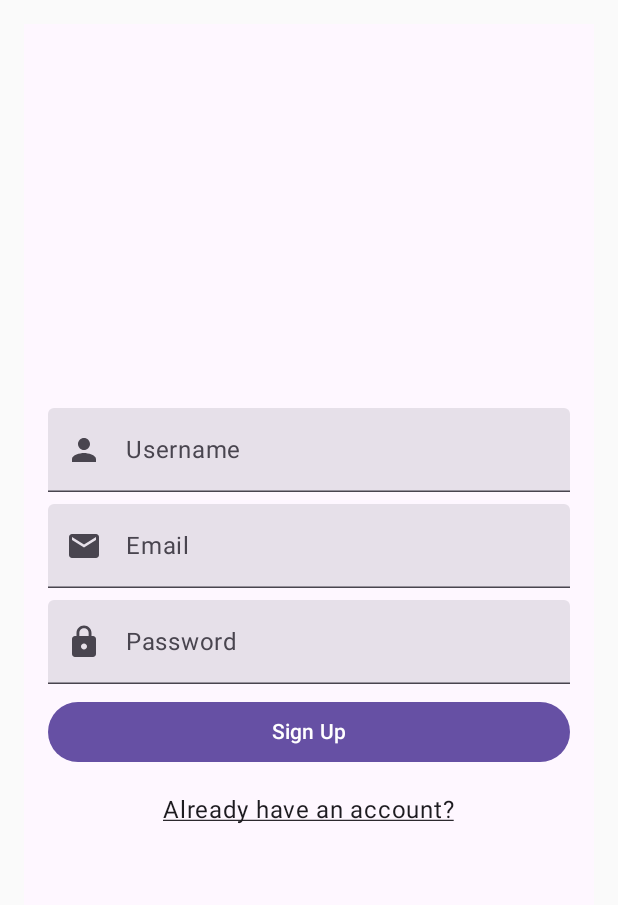
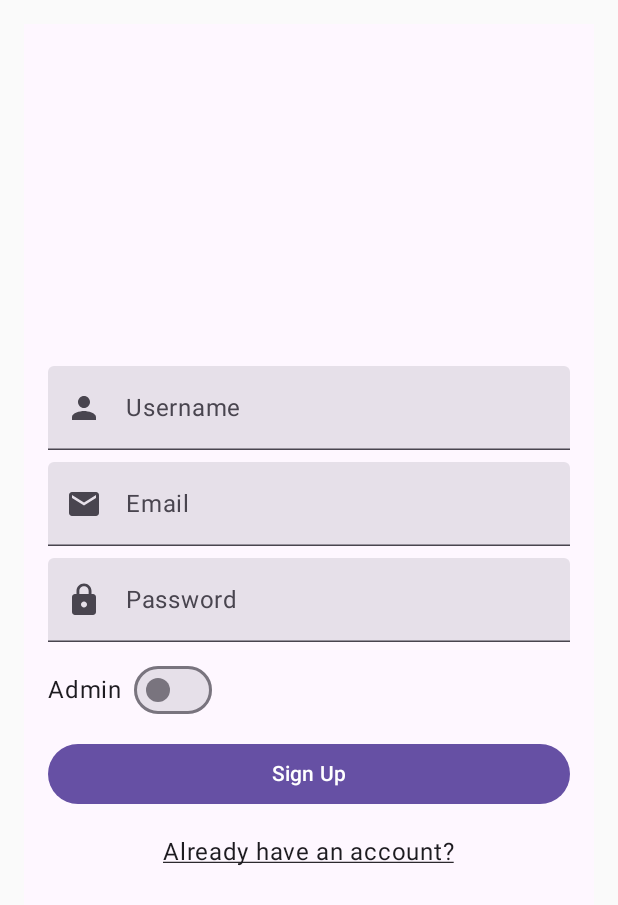
Before and after one commit to vanessatan157/mobsec, an Android app built with Jetpack Compose: the SignupScreen screen opened through its navigation route, on a phone screen of 412 x 824 dp. Shown: the top 905 px of the screen. Run offline under Robolectric (Android 15) with nearby library versions, the phone set to English and light mode, and no system bars; our stand-ins replace Firebase (no records; nobody signed in at launch, a user with empty details on screens opened directly).

Commit message:
added admin switch

```diff
--- a/app/src/main/java/com/example/myapplication/SignupScreen.kt
+++ b/app/src/main/java/com/example/myapplication/SignupScreen.kt
@@ -6,9 +6,12 @@ import androidx.activity.result.contract.ActivityResultContracts
 import androidx.compose.foundation.clickable
 import androidx.compose.foundation.layout.Arrangement
 import androidx.compose.foundation.layout.Column
+import androidx.compose.foundation.layout.Row
+import androidx.compose.foundation.layout.Spacer
 import androidx.compose.foundation.layout.fillMaxSize
 import androidx.compose.foundation.layout.fillMaxWidth
 import androidx.compose.foundation.layout.padding
+import androidx.compose.foundation.layout.width
 import androidx.compose.material.icons.Icons
 import androidx.compose.material.icons.filled.Email
 import androidx.compose.material.icons.filled.Lock
@@ -17,6 +20,7 @@ import androidx.compose.material3.Button
 import androidx.compose.material3.Icon
 import androidx.compose.material3.MaterialTheme
 import androidx.compose.material3.Surface
+import androidx.compose.material3.Switch
 import androidx.compose.material3.Text
 import androidx.compose.material3.TextField
 import androidx.compose.runtime.Composable
@@ -46,6 +50,7 @@ fun SignupScreen(navController: NavController) {
     var password by remember { mutableStateOf("") }
     var showToast by remember { mutableStateOf(false) }
     var toastMessage by remember { mutableStateOf("") }
+    var isAdmin by remember { mutableStateOf(false) } // Default to false
 
     val context = LocalContext.current
 
@@ -98,6 +103,20 @@ fun SignupScreen(navController: NavController) {
                 visualTransformation = PasswordVisualTransformation(),
                 leadingIcon = { Icon(Icons.Default.Lock, contentDescription = null) }
             )
+            // Switch for selecting account type
+            Row(
+                modifier = Modifier
+                    .fillMaxWidth()
+                    .padding(bottom = 8.dp),
+                verticalAlignment = Alignment.CenterVertically
+            ) {
+                Text("Admin")
+                Spacer(modifier = Modifier.width(8.dp)) // Add space between text and Switch
+                Switch(
+                    checked = isAdmin,
+                    onCheckedChange = { isAdmin = it }
+                )
+            }
 
             Button(
                 onClick = {
```
